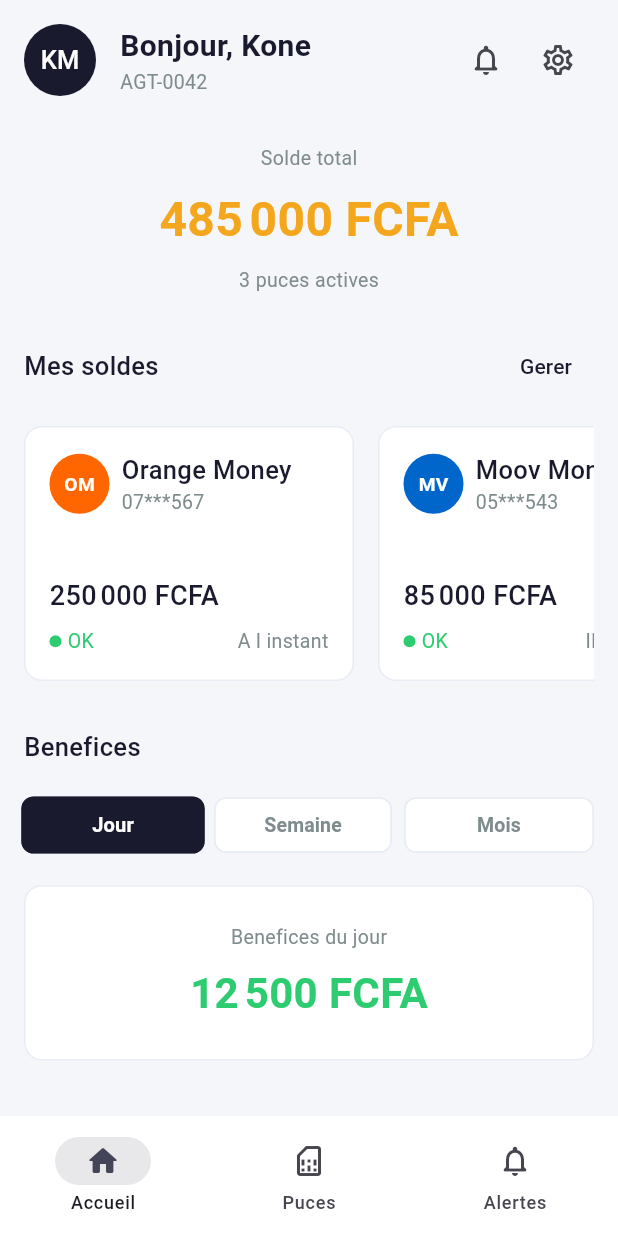
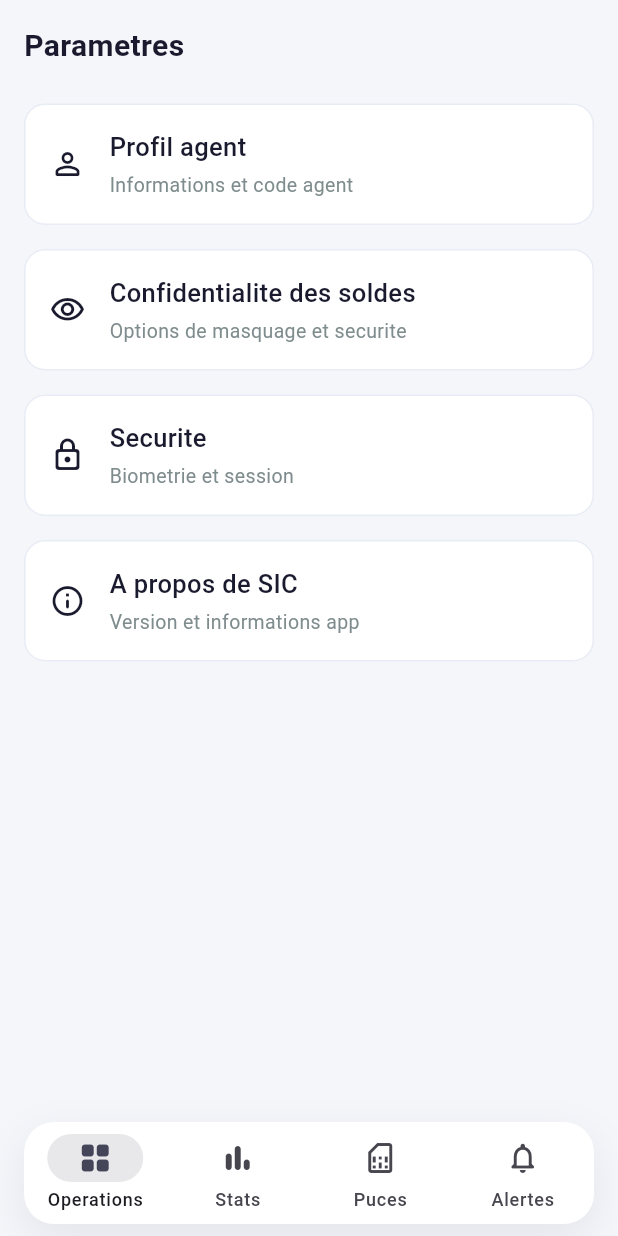
Before and after one commit to AmstaLabestar/SIC_Mobile, a Flutter app: the screen it shows after launch, after a tap on the "settings" icon, on a phone screen of 412 x 824 dp. Run offline on Flutter 3.47's test engine with Material 3 defaults, Android fonts, the phone set to English and light mode, and no system bars; drawn by our look-alikes of flutter_animate; our stand-ins replace dartz, equatable, flutter_dotenv, flutter_riverpod, go_router, hive_flutter; accounts and stored records are empty; Roboto replaces fonts that are missing (DM Sans, Roboto Mono).

Commit message:
feat(nav): refine operations and stats shell

```diff
--- a/lib/core/router/app_router.dart
+++ b/lib/core/router/app_router.dart
@@ -3,7 +3,9 @@
 
 import '../../features/alerts/presentation/screens/alerts_screen.dart';
 import '../../features/dashboard/presentation/screens/dashboard_screen.dart';
+import '../../features/settings/presentation/screens/settings_screen.dart';
 import '../../features/sim_management/presentation/screens/sim_management_screen.dart';
+import '../../features/stats/presentation/screens/stats_screen.dart';
 import 'app_shell.dart';
 
 final appRouterProvider = Provider<GoRouter>((ref) {
@@ -22,6 +24,10 @@
             builder: (context, state) => const DashboardScreen(),
           ),
           GoRoute(
+            path: '/dashboard/stats',
+            builder: (context, state) => const StatsScreen(),
+          ),
+          GoRoute(
             path: '/dashboard/sims',
             builder: (context, state) => const SimManagementScreen(),
           ),
@@ -29,6 +35,10 @@
             path: '/dashboard/alerts',
             builder: (context, state) => const AlertsScreen(),
           ),
+          GoRoute(
+            path: '/dashboard/settings',
+            builder: (context, state) => const SettingsScreen(),
+          ),
         ],
       ),
     ],
--- a/lib/core/router/app_shell.dart
+++ b/lib/core/router/app_shell.dart
@@ -2,6 +2,7 @@
 import 'package:go_router/go_router.dart';
 
 import '../constants/app_colors.dart';
+import '../constants/app_spacing.dart';
 
 class AppShell extends StatelessWidget {
   const AppShell({super.key, required this.child});
@@ -12,16 +13,47 @@
   Widget build(BuildContext context) {
     return Scaffold(
       body: child,
-      bottomNavigationBar: NavigationBar(
+      bottomNavigationBar: SafeArea(
+        top: false,
+        child: Padding(
+          padding: const EdgeInsets.fromLTRB(
+            AppSpacing.md,
+            AppSpacing.xs,
+            AppSpacing.md,
+            AppSpacing.sm,
+          ),
+          child: DecoratedBox(
+            decoration: BoxDecoration(
+              color: AppColors.surface,
+              border: Border.all(color: AppColors.cardBorder),
+              borderRadius: BorderRadius.circular(20),
+              boxShadow: [
+                BoxShadow(
+                  color: AppColors.primary.withValues(alpha: 0.08),
+                  blurRadius: 24,
+                  offset: const Offset(0, 10),
+                ),
+              ],
+            ),
+            child: ClipRRect(
+              borderRadius: BorderRadius.circular(20),
+              child: NavigationBar(
+                height: 68,
+                elevation: 0,
                 backgroundColor: AppColors.surface,
                 indicatorColor: AppColors.primary.withValues(alpha: 0.10),
                 selectedIndex: _selectedIndex(context),
                 onDestinationSelected: (index) => _goToTab(context, index),
                 destinations: const [
                   NavigationDestination(
-            icon: Icon(Icons.home_outlined),
-            selectedIcon: Icon(Icons.home_rounded),
-            label: 'Accueil',
+                    icon: Icon(Icons.grid_view_outlined),
+                    selectedIcon: Icon(Icons.grid_view_rounded),
+                    label: 'Operations',
+                  ),
+                  NavigationDestination(
+                    icon: Icon(Icons.bar_chart_rounded),
+                    selectedIcon: Icon(Icons.bar_chart_rounded),
+                    label: 'Stats',
                   ),
                   NavigationDestination(
                     icon: Icon(Icons.sim_card_outlined),
@@ -35,18 +67,26 @@
                   ),
                 ],
               ),
+            ),
+          ),
+        ),
+      ),
     );
   }
 
   int _selectedIndex(BuildContext context) {
     final location = GoRouterState.of(context).matchedLocation;
 
-    if (location.startsWith('/dashboard/sims')) {
+    if (location.startsWith('/dashboard/stats')) {
       return 1;
     }
 
+    if (location.startsWith('/dashboard/sims')) {
+      return 2;
+    }
+
     if (location.startsWith('/dashboard/alerts')) {
-      return 2;
+      return 3;
     }
 
     return 0;
@@ -55,8 +95,9 @@
   void _goToTab(BuildContext context, int index) {
     final location = switch (index) {
       0 => '/dashboard',
-      1 => '/dashboard/sims',
-      2 => '/dashboard/alerts',
+      1 => '/dashboard/stats',
+      2 => '/dashboard/sims',
+      3 => '/dashboard/alerts',
       _ => '/dashboard',
     };
 
--- a/lib/features/dashboard/presentation/screens/dashboard_screen.dart
+++ b/lib/features/dashboard/presentation/screens/dashboard_screen.dart
@@ -13,8 +13,6 @@
 import '../../domain/entities/agent_summary.dart';
 import '../providers/dashboard_provider.dart';
 import '../widgets/balance_card.dart';
-import '../widgets/benefit_chips.dart';
-import '../widgets/benefit_summary_widget.dart';
 import '../widgets/quick_actions_row.dart';
 
 class DashboardScreen extends ConsumerWidget {
@@ -66,7 +64,7 @@
                 ],
                 const SizedBox(height: AppSpacing.lg),
                 _SectionHeader(
-                  title: 'Mes soldes',
+                  title: 'Mes comptes',
                   actionLabel: 'Gerer',
                   onActionTap: () => context.go('/dashboard/sims'),
                 ),
@@ -92,13 +90,7 @@
                   ),
                 ),
                 const SizedBox(height: AppSpacing.xl),
-                const _SectionHeader(title: 'Benefices'),
-                const SizedBox(height: AppSpacing.md),
-                const BenefitChips(),
-                const SizedBox(height: AppSpacing.md),
-                BenefitSummaryWidget(summary: summary),
-                const SizedBox(height: AppSpacing.xl),
-                const _SectionHeader(title: 'Actions rapides'),
+                const _SectionHeader(title: 'Operations'),
                 const SizedBox(height: AppSpacing.md),
                 QuickActionsRow(
                   onDepositTap: () => _showComingSoon(context, 'Depot'),
@@ -161,7 +153,7 @@
               ),
               IconButton(
                 tooltip: 'Parametres',
-                onPressed: () {},
+                onPressed: () => context.go('/dashboard/settings'),
                 icon: const Icon(Icons.settings_outlined),
               ),
             ],
--- a/lib/features/dashboard/presentation/widgets/balance_card.dart
+++ b/lib/features/dashboard/presentation/widgets/balance_card.dart
@@ -1,3 +1,5 @@
+import 'dart:ui';
+
 import 'package:flutter/material.dart';
 import 'package:flutter/services.dart';
 import 'package:flutter_animate/flutter_animate.dart';
@@ -10,7 +12,7 @@
 import '../../../../core/widgets/operator_logo.dart';
 import '../../domain/entities/balance_summary.dart';
 
-class BalanceCard extends StatelessWidget {
+class BalanceCard extends StatefulWidget {
   const BalanceCard({
     super.key,
     required this.balance,
@@ -21,22 +23,31 @@
   final VoidCallback? onTap;
 
   @override
+  State<BalanceCard> createState() => _BalanceCardState();
+}
+
+class _BalanceCardState extends State<BalanceCard> {
+  bool _isBalanceVisible = false;
+
+  @override
   Widget build(BuildContext context) {
+    final balance = widget.balance;
     final status = _BalanceStatus.fromBalance(balance);
 
     return Semantics(
-      button: onTap != null,
-      label: '${balance.operatorName}, ${FcfaFormatter.format(balance.balance)}',
+      button: widget.onTap != null,
+      label:
+          '${balance.operatorName}, solde ${_isBalanceVisible ? FcfaFormatter.format(balance.balance) : 'masque'}',
       child: InkWell(
         borderRadius: BorderRadius.circular(12),
         onTap: () {
           HapticFeedback.lightImpact();
-          onTap?.call();
+          widget.onTap?.call();
         },
         child: AnimatedContainer(
           duration: const Duration(milliseconds: 220),
           width: 220,
-          padding: const EdgeInsets.all(AppSpacing.md),
+          padding: const EdgeInsets.all(AppSpacing.sm),
           decoration: BoxDecoration(
             color: status.backgroundColor,
             border: Border.all(color: status.borderColor),
@@ -66,16 +77,69 @@
                       ],
                     ),
                   ),
+                  IconButton.filledTonal(
+                    tooltip: 'Actualiser',
+                    constraints: const BoxConstraints(
+                      minHeight: 36,
+                      minWidth: 36,
+                    ),
+                    padding: EdgeInsets.zero,
+                    onPressed: () {
+                      HapticFeedback.lightImpact();
+                      widget.onTap?.call();
+                    },
+                    icon: const Icon(Icons.edit_outlined, size: 18),
+                  ),
                 ],
               ),
               const Spacer(),
-              Text(
+              Row(
+                children: [
+                  Expanded(
+                    child: ClipRRect(
+                      borderRadius: BorderRadius.circular(8),
+                      child: ImageFiltered(
+                        imageFilter: ImageFilter.blur(
+                          sigmaX: _isBalanceVisible ? 0 : 5,
+                          sigmaY: _isBalanceVisible ? 0 : 5,
+                        ),
+                        child: AnimatedOpacity(
+                          duration: const Duration(milliseconds: 180),
+                          opacity: _isBalanceVisible ? 1 : 0.48,
+                          child: Text(
                             FcfaFormatter.format(balance.balance),
                             style: AppTextStyles.amountSmall.copyWith(
                               color: AppColors.textPrimary,
                             ),
                             maxLines: 1,
                             overflow: TextOverflow.ellipsis,
+                          ),
+                        ),
+                      ),
+                    ),
+                  ),
+                  const SizedBox(width: AppSpacing.xs),
+                  IconButton(
+                    tooltip: _isBalanceVisible ? 'Masquer' : 'Afficher',
+                    constraints: const BoxConstraints(
+                      minHeight: 36,
+                      minWidth: 36,
+                    ),
+                    padding: EdgeInsets.zero,
+                    onPressed: () {
+                      HapticFeedback.selectionClick();
+                      setState(() {
+                        _isBalanceVisible = !_isBalanceVisible;
+                      });
+                    },
+                    icon: Icon(
+                      _isBalanceVisible
+                          ? Icons.visibility_off_outlined
+                          : Icons.visibility_outlined,
+                      size: 20,
+                    ),
+                  ),
+                ],
               ),
               const SizedBox(height: AppSpacing.sm),
               Row(
@@ -92,7 +156,8 @@
                   Expanded(
                     child: Text(
                       status.label,
-                      style: AppTextStyles.caption.copyWith(color: status.color),
+                      style:
+                          AppTextStyles.caption.copyWith(color: status.color),
                     ),
                   ),
                   Text(
--- /dev/null
+++ b/lib/features/settings/presentation/screens/settings_screen.dart
@@ -0,0 +1,85 @@
+import 'package:flutter/material.dart';
+
+import '../../../../core/constants/app_colors.dart';
+import '../../../../core/constants/app_spacing.dart';
+import '../../../../core/constants/app_text_styles.dart';
+
+class SettingsScreen extends StatelessWidget {
+  const SettingsScreen({super.key});
+
+  @override
+  Widget build(BuildContext context) {
+    return SafeArea(
+      child: ListView(
+        padding: const EdgeInsets.all(AppSpacing.md),
+        children: const [
+          Text('Parametres', style: AppTextStyles.titleLarge),
+          SizedBox(height: AppSpacing.lg),
+          _SettingsTile(
+            icon: Icons.person_outline_rounded,
+            title: 'Profil agent',
+            subtitle: 'Informations et code agent',
+          ),
+          SizedBox(height: AppSpacing.md),
+          _SettingsTile(
+            icon: Icons.visibility_outlined,
+            title: 'Confidentialite des soldes',
+            subtitle: 'Options de masquage et securite',
+          ),
+          SizedBox(height: AppSpacing.md),
+          _SettingsTile(
+            icon: Icons.lock_outline_rounded,
+            title: 'Securite',
+            subtitle: 'Biometrie et session',
+          ),
+          SizedBox(height: AppSpacing.md),
+          _SettingsTile(
+            icon: Icons.info_outline_rounded,
+            title: 'A propos de SIC',
+            subtitle: 'Version et informations app',
+          ),
+        ],
+      ),
+    );
+  }
+}
+
+class _SettingsTile extends StatelessWidget {
+  const _SettingsTile({
+    required this.icon,
+    required this.title,
+    required this.subtitle,
+  });
+
+  final IconData icon;
+  final String title;
+  final String subtitle;
+
+  @override
+  Widget build(BuildContext context) {
+    return Container(
+      padding: const EdgeInsets.all(AppSpacing.md),
+      decoration: BoxDecoration(
+        color: AppColors.surface,
+        border: Border.all(color: AppColors.cardBorder),
+        borderRadius: BorderRadius.circular(14),
+      ),
+      child: Row(
+        children: [
+          Icon(icon, color: AppColors.primary),
+          const SizedBox(width: AppSpacing.md),
+          Expanded(
+            child: Column(
+              crossAxisAlignment: CrossAxisAlignment.start,
+              children: [
+                Text(title, style: AppTextStyles.titleMedium),
+                const SizedBox(height: AppSpacing.xs),
+                Text(subtitle, style: AppTextStyles.caption),
+              ],
+            ),
+          ),
+        ],
+      ),
+    );
+  }
+}
```
Also changed, not shown: lib/features/stats/presentation/screens/stats_screen.dart (added, +141 -0 lines), 1 other file. Lines whose indentation alone changed are shown as unchanged.
